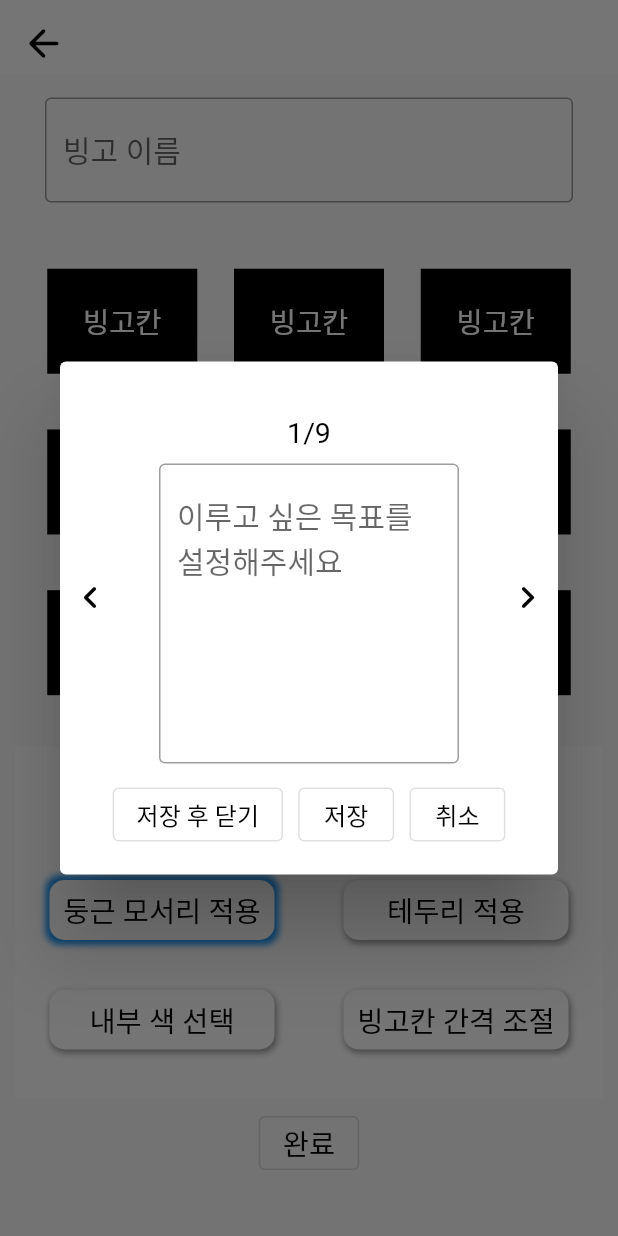
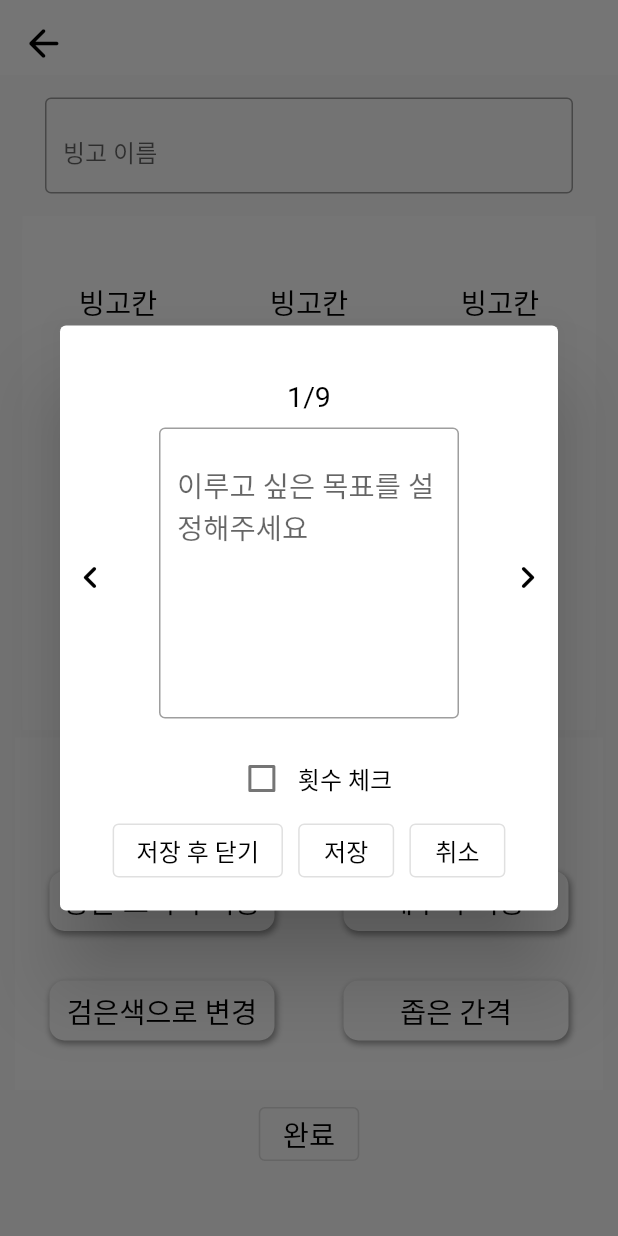
Before and after one commit to chaewool/Bin-goT, a Flutter app: the BingoForm screen opened directly, tab 2 chosen, after a tap on "빙고칸", on a phone screen of 412 x 824 dp. Run offline on Flutter 3.47's test engine with Material 2 defaults, Android fonts, the phone set to English and light mode, and no system bars; drawn by our look-alikes of contained_tab_bar_view; our stand-ins replace image_picker, table_calendar; missing offline and left inert: kakao_flutter_sdk; Roboto replaces fonts that are missing (RIDIBatang).

Commit message:
#8 feat: applying stateful each bingo style

```diff
--- a/frontend/lib/main.dart
+++ b/frontend/lib/main.dart
@@ -1,4 +1,4 @@
-import 'package:bin_got/pages/login_page.dart';
+import 'package:bin_got/pages/group_main_page.dart';
 import 'package:flutter/material.dart';
 
 void main() {
@@ -11,8 +11,8 @@ class App extends StatelessWidget {
   @override
   Widget build(BuildContext context) {
     return MaterialApp(
-      // home: const Main(),
-      home: const Intro(),
+      home: const GroupMain(),
+      // home: const Intro(),
       // home: const BingoForm(),
       theme: ThemeData(
         fontFamily: 'RIDIBatang',
--- a/frontend/lib/pages/bingo_detail_page.dart
+++ b/frontend/lib/pages/bingo_detail_page.dart
@@ -50,6 +50,7 @@ class BingoDetail extends StatelessWidget {
           Padding(
             padding: const EdgeInsets.symmetric(vertical: 20),
             child: BingoBoard(
+              gap: 1,
               eachColor: eachColor,
               isDetail: true,
               bingoSize: 3,
--- a/frontend/lib/pages/bingo_form_page.dart
+++ b/frontend/lib/pages/bingo_form_page.dart
@@ -22,20 +22,21 @@ class _BingoFormState extends State<BingoForm> {
   String font = 'RIDIBatang';
   int? backgroundIdx;
   List<dynamic> selected = [
-    0,
+    null,
     [false, false, false, 0],
     0
   ];
+
+  void changeOption(int i) {
+    selected[1][i] = !selected[1][i];
+  }
+
   void changeFont(String newFont) {
-    setState(() {
-      font = newFont;
-    });
+    font = newFont;
   }
 
   void changeBackground(int newIdx) {
-    setState(() {
-      backgroundIdx = newIdx;
-    });
+    backgroundIdx = backgroundIdx != newIdx ? newIdx : null;
   }
 
   void changeSelected(int tabIndex, int i) {
@@ -46,7 +47,14 @@ class _BingoFormState extends State<BingoForm> {
           changeBackground(i);
           break;
         case 1:
-          // 옵션 목록
+          switch (i) {
+            case 3:
+              selected[tabIndex][i] += selected[tabIndex][i] < 2 ? 1 : -2;
+              break;
+            default:
+              changeOption(i);
+              break;
+          }
           break;
         case 2:
           selected[tabIndex] = i;
@@ -76,7 +84,10 @@ class _BingoFormState extends State<BingoForm> {
             child: Padding(
               padding: const EdgeInsets.symmetric(vertical: 5, horizontal: 5),
               child: BingoBoard(
-                eachColor: selected[1][2] ? whiteColor : blackColor,
+                gap: selected[1][3],
+                hasRoundEdge: selected[1][0],
+                eachColor: selected[1][2] ? blackColor : whiteColor,
+                hasBorder: selected[1][1],
                 isDetail: false,
                 bingoSize: widget.bingoSize,
                 font: font,
--- a/frontend/lib/pages/group_form_page.dart
+++ b/frontend/lib/pages/group_form_page.dart
@@ -49,7 +49,11 @@ class _GroupFormState extends State<GroupForm> {
                   SelectBox(selectList: joinMethod, width: 150, height: 50),
                 ],
               ),
-              const CustomCheckBox(label: '공개 여부'),
+              CustomCheckBox(
+                label: '공개 여부',
+                value: true,
+                onChange: (p0) {},
+              ),
               const CustomInput(explain: '그룹 가입 시 비밀번호'),
               const CustomInput(explain: '그룹 설명을 입력하세요', needMore: true),
               const CustomInput(explain: '그룹 규칙을 입력하세요', needMore: true),
--- a/frontend/lib/widgets/bingo_board.dart
+++ b/frontend/lib/widgets/bingo_board.dart
@@ -1,66 +1,95 @@
 import 'package:bin_got/utilities/global_func.dart';
 import 'package:bin_got/utilities/style_utils.dart';
 import 'package:bin_got/widgets/box_container.dart';
-import 'package:bin_got/widgets/image.dart';
 import 'package:bin_got/widgets/modal.dart';
 import 'package:bin_got/widgets/text.dart';
 import 'package:flutter/material.dart';
 
 //* 빙고판
 class BingoBoard extends StatelessWidget {
-  final bool isDetail;
-  final int bingoSize;
+  final bool isDetail, hasRoundEdge, hasBorder;
+  final int bingoSize, gap;
   final String font;
   final String? background;
   final Color eachColor;
   const BingoBoard({
     super.key,
+    this.background,
     required this.bingoSize,
     required this.font,
-    this.background,
+    required this.gap,
     required this.isDetail,
     required this.eachColor,
+    this.hasRoundEdge = false,
+    this.hasBorder = false,
   });
 
   @override
   Widget build(BuildContext context) {
-    return Stack(children: [
-      CustomBoxContainer(
+    double applyGap() {
+      switch (gap) {
+        case 0:
+          return 0;
+        case 1:
+          return 8;
+        default:
+          return 12;
+      }
+    }
+
+    return Stack(
+      children: [
+        Flexible(
+          flex: 3,
+          fit: FlexFit.tight,
+          child: background != null
+              ? CustomBoxContainer(
                   hasRoundEdge: false,
-        color: blackColor,
-        child: background != null
-            ? ModifiedImage(
-                image: background!,
-                width: 400,
-                height: 270,
+                  image: DecorationImage(
+                    image: AssetImage(
+                      background!,
+                    ),
+                    fit: BoxFit.fill,
+                  ),
                 )
               : const SizedBox(),
         ),
         Column(
-        mainAxisAlignment: MainAxisAlignment.spaceEvenly,
           children: [
             for (int i = 0; i < bingoSize; i += 1)
-            Row(
-              mainAxisAlignment: MainAxisAlignment.spaceEvenly,
+              Flexible(
+                flex: 1,
+                child: Row(
                   children: [
                     for (int j = 0; j < bingoSize; j += 1)
-                  EachBingo(
+                      Flexible(
+                        flex: 1,
+                        child: Padding(
+                          padding: EdgeInsets.all(applyGap()),
+                          child: EachBingo(
+                            hasRoundEdge: hasRoundEdge,
                             eachColor: eachColor,
                             isDetail: isDetail,
                             index: bingoSize * i + j,
                             cnt: bingoSize * bingoSize,
+                            hasBorder: hasBorder,
                             font: font,
+                          ),
+                        ),
+                      ),
+                  ],
+                ),
               ),
           ],
         ),
       ],
-      ),
-    ]);
+    );
   }
 }
 
+//* 빙고칸
 class EachBingo extends StatelessWidget {
-  final bool isDetail;
+  final bool isDetail, hasRoundEdge, hasBorder;
   final int index, cnt;
   final String font;
   final Color eachColor;
@@ -71,26 +100,29 @@ class EachBingo extends StatelessWidget {
     required this.font,
     required this.isDetail,
     required this.eachColor,
+    required this.hasRoundEdge,
+    required this.hasBorder,
   });
 
   @override
   Widget build(BuildContext context) {
-    return TextButton(
-      onPressed: showModal(
+    Color convertedColor() => eachColor == blackColor ? whiteColor : blackColor;
+    return CustomBoxContainer(
+      onTap: showModal(
         context: context,
         page: BingoModal(
           index: index,
           cnt: cnt,
           isDetail: isDetail,
-          )),
+        ),
+      ),
       child: CustomBoxContainer(
         color: eachColor,
-        width: 100,
-        height: 70,
-        hasRoundEdge: false,
+        hasRoundEdge: hasRoundEdge,
+        borderColor: hasBorder ? convertedColor() : null,
         child: Center(
           child: CustomText(
-            color: eachColor == blackColor ? whiteColor : blackColor,
+            color: convertedColor(),
             content: '빙고칸',
             font: font,
           ),
--- a/frontend/lib/widgets/check_box.dart
+++ b/frontend/lib/widgets/check_box.dart
@@ -1,47 +1,46 @@
+import 'package:bin_got/utilities/style_utils.dart';
+import 'package:bin_got/widgets/text.dart';
 import 'package:flutter/material.dart';
 
 class CustomCheckBox extends StatefulWidget {
   final String label;
-  const CustomCheckBox({super.key, required this.label});
+  final void Function(bool?) onChange;
+  final bool value;
+  const CustomCheckBox(
+      {super.key,
+      required this.label,
+      required this.onChange,
+      required this.value});
 
   @override
   State<CustomCheckBox> createState() => _CustomCheckBox();
 }
 
 class _CustomCheckBox extends State<CustomCheckBox> {
-  bool isChecked = false;
-  void changeChecked(bool? value) {
-    setState(() {
-      isChecked = value!;
-    });
-  }
+  // bool isChecked = false;
+  // void changeChecked(bool? value) {
+  //   setState(() {
+  //     isChecked = value!;
+  //   });
+  // }
 
   @override
   Widget build(BuildContext context) {
-    Color getColor(Set<MaterialState> states) {
-      const Set<MaterialState> interactiveStates = <MaterialState>{
-        MaterialState.pressed,
-        MaterialState.hovered,
-        MaterialState.focused,
-      };
-      if (states.any(interactiveStates.contains)) {
-        return Colors.blue;
-      }
-      return Colors.red;
-    }
-
-    return Row(
-      children: [
-        Checkbox(
+    return GestureDetector(
+      child: Row(
+        mainAxisAlignment: MainAxisAlignment.center,
+        children: [
+          Checkbox(
             checkColor: Colors.white,
-            fillColor: MaterialStateProperty.resolveWith(getColor),
-            value: isChecked,
-            onChanged: changeChecked),
-        GestureDetector(
-          onTap: () {},
-          child: Text(widget.label),
-        )
-      ],
+            value: widget.value,
+            onChanged: widget.onChange,
+          ),
+          CustomText(
+            content: widget.label,
+            fontSize: FontSize.smallSize,
+          ),
+        ],
+      ),
     );
   }
 }
--- a/frontend/lib/widgets/input.dart
+++ b/frontend/lib/widgets/input.dart
@@ -10,6 +10,7 @@ class CustomInput extends StatelessWidget {
   final double? width, height;
   final bool filled;
   final Color filledColor;
+  final FontSize fontSize;
 
   const CustomInput({
     super.key,
@@ -21,6 +22,7 @@ class CustomInput extends StatelessWidget {
     this.height,
     this.filled = false,
     this.filledColor = whiteColor,
+    this.fontSize = FontSize.smallSize,
   });
 
   @override
@@ -37,12 +39,14 @@ class CustomInput extends StatelessWidget {
             border: const OutlineInputBorder(),
             hintText: explain,
           ),
-          style: const TextStyle(fontSize: 20),
+          style: TextStyle(fontSize: convertedFontSize(fontSize)),
           maxLines: needMore ? 7 : 1,
           keyboardType: onlyNum ? TextInputType.number : null,
           inputFormatters:
               onlyNum ? [FilteringTextInputFormatter.digitsOnly] : null,
           enabled: enabled,
+          textAlign: TextAlign.start,
+          textAlignVertical: TextAlignVertical.bottom,
         ),
       ),
     );
--- a/frontend/lib/widgets/modal.dart
+++ b/frontend/lib/widgets/modal.dart
@@ -6,6 +6,7 @@ import 'package:bin_got/utilities/style_utils.dart';
 import 'package:bin_got/utilities/type_def_utils.dart';
 import 'package:bin_got/widgets/box_container.dart';
 import 'package:bin_got/widgets/button.dart';
+import 'package:bin_got/widgets/check_box.dart';
 import 'package:bin_got/widgets/date_picker.dart';
 import 'package:bin_got/widgets/badge.dart';
 import 'package:bin_got/widgets/input.dart';
@@ -15,7 +16,7 @@ import 'package:flutter/material.dart';
 import 'package:image_picker/image_picker.dart';
 
 //* 빙고
-class BingoModal extends StatelessWidget {
+class BingoModal extends StatefulWidget {
   final bool isDetail;
   final int index, cnt;
   const BingoModal(
@@ -25,65 +26,104 @@ class BingoModal extends StatelessWidget {
       required this.isDetail});
 
   @override
+  State<BingoModal> createState() => _BingoModalState();
+}
+
+class _BingoModalState extends State<BingoModal> {
+  @override
   Widget build(BuildContext context) {
     ReturnVoid moveBingo(bool toRight) {
       if (toRight) {
-        if (index < cnt - 1) {
+        if (widget.index < widget.cnt - 1) {
           return () {
             toBack(context: context)();
             showModal(
                 context: context,
                 page: BingoModal(
-                  isDetail: isDetail,
-                  index: index + 1,
-                  cnt: cnt,
+                  isDetail: widget.isDetail,
+                  index: widget.index + 1,
+                  cnt: widget.cnt,
                 ))();
           };
         }
-      } else if (0 < index) {
+      } else if (0 < widget.index) {
         return () {
           toBack(context: context)();
           showModal(
               context: context,
               page: BingoModal(
-                isDetail: isDetail,
-                index: index - 1,
-                cnt: cnt,
+                isDetail: widget.isDetail,
+                index: widget.index - 1,
+                cnt: widget.cnt,
               ))();
         };
       }
       return () {};
     }
 
+    bool isChecked = false;
+    void Function(bool?) changeCheckState(bool? state) {
+      return (bool? state) => setState(() {
+            isChecked = !isChecked;
+          });
+    }
+
     return CustomModal(
       buttonText: '저장',
-      additionalButton: isDetail
+      additionalButton: widget.isDetail
           ? null
           : CustomButton(
               content: '저장 후 닫기',
               onPressed: toBack(context: context),
             ),
       children: [
-        Row(
-          mainAxisAlignment: MainAxisAlignment.spaceAround,
+        Column(
+          mainAxisAlignment: MainAxisAlignment.end,
           children: [
-            CustomIconButton(onPressed: moveBingo(false), icon: leftIcon),
-            Column(
-              mainAxisAlignment: MainAxisAlignment.end,
+            CustomText(content: '${widget.index + 1}/${widget.cnt}'),
+            Row(
+              mainAxisAlignment: MainAxisAlignment.spaceAround,
               children: [
-                CustomText(content: '${index + 1}/$cnt'),
+                CustomIconButton(onPressed: moveBingo(false), icon: leftIcon),
                 CustomInput(
                   explain: '이루고 싶은 목표를 설정해주세요',
                   needMore: true,
                   width: 200,
                   height: 200,
-                  enabled: !isDetail,
+                  enabled: !widget.isDetail,
+                  fontSize: FontSize.textSize,
                 ),
+                CustomIconButton(onPressed: moveBingo(true), icon: rightIcon)
               ],
             ),
-            CustomIconButton(onPressed: moveBingo(true), icon: rightIcon)
+            Row(
+              mainAxisAlignment: MainAxisAlignment.center,
+              children: [
+                CustomCheckBox(
+                  label: '횟수 체크',
+                  onChange: changeCheckState(!isChecked),
+                  value: isChecked,
+                ),
+                isChecked
+                    ? const CustomBoxContainer(
+                        child: CustomInput(
+                          width: 100,
+                          height: 40,
+                          onlyNum: true,
+                          explain: '숫자 입력',
+                        ),
+                      )
+                    : const SizedBox(),
+                isChecked
+                    ? const CustomText(
+                        content: '회',
+                        fontSize: FontSize.smallSize,
+                      )
+                    : const SizedBox()
+              ],
+            ),
           ],
-        )
+        ),
       ],
     );
   }
--- a/frontend/lib/widgets/tab_bar.dart
+++ b/frontend/lib/widgets/tab_bar.dart
@@ -31,10 +31,7 @@ class _BingoTabBarState extends State<BingoTabBar> {
       hasRoundEdge: false,
       child: ContainedTabBarView(
         tabs: [
-          for (IconData icon in iconList)
-            Tab(
-              child: CustomIcon(icon: icon),
-            ),
+          for (IconData icon in iconList) Tab(child: CustomIcon(icon: icon)),
         ],
         views: [
           paintTab(),
@@ -54,7 +51,7 @@ class _BingoTabBarState extends State<BingoTabBar> {
       mainAxisSize: MainAxisSize.max,
       mainAxisAlignment: MainAxisAlignment.spaceAround,
       children: [
-        for (int i = 3 * page; i < 3 * page + 3; i += 1)
+        for (int i = 2 * page; i < 2 * page + 2; i += 1)
           GestureDetector(
             onTap: () => widget.changeSelected(0, i),
             child: ModifiedImage(
@@ -66,17 +63,30 @@ class _BingoTabBarState extends State<BingoTabBar> {
     );
   }
 
+  //* 빙고칸 & font 변경
   Column optionOrFontTab(int index) {
-    StringList optionList = ['둥근 모서리 적용', '테두리 적용', '내부 색 선택', '빙고칸 간격 조절'];
+    StringList gapList = ['좁은', '보통', '넓은'];
+    String convertedColor() => widget.selected[1][2] ? '흰색' : '검은색';
+    String presentGap(int i) => gapList[i];
+
+    StringList optionList = [
+      '둥근 모서리 적용',
+      '테두리 적용',
+      '${convertedColor()}으로 변경',
+      '${presentGap(widget.selected[1][3])} 간격'
+    ];
     BoxShadowList applyBoxShadow(int i, int j) {
+      int elementIdx = 2 * i + j;
       if (index == 1) {
-        switch (i + j) {
-          case 2:
-            if (widget.selected[1][2] == whiteColor) {
-            } else {}
+        // return [defaultShadow];
+        if (elementIdx == 3) {
+          return [defaultShadow];
         }
+        return widget.selected[index][elementIdx]
+            ? const [selectedShadow]
+            : const [defaultShadow];
       }
-      return widget.selected[2] != 2 * i + j
+      return widget.selected[index] != elementIdx
           ? const [defaultShadow]
           : const [selectedShadow];
     }
```
Also changed, not shown: frontend/lib/widgets/search_bar.dart (+11 -3 lines). Lines whose indentation alone changed are shown as unchanged.
